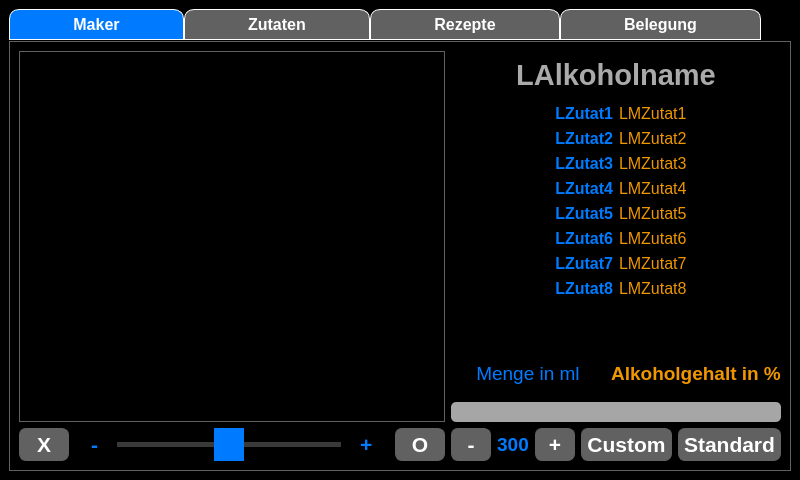
First picture: the form in Cocktailmanager_2.ui, repository AndreWohnsland/CocktailBerry, before the edit.
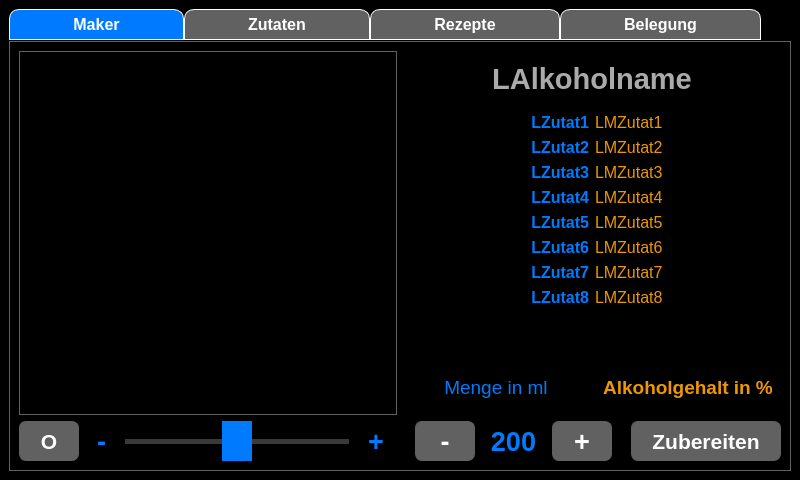
Second picture: the form after the edit.

The edit to the form file:
```diff
--- a/Cocktailmanager_2.ui
+++ b/Cocktailmanager_2.ui
@@ -101,6 +101,7 @@
 {
 	color: rgb(255, 255, 255);	
 	background-color: rgb(0, 123, 255);
+	border-color: rgb(0, 123, 255);
 }
 
 QPushButton:pressed
@@ -304,16 +305,10 @@
           <item>
            <layout class="QHBoxLayout" name="horizontalLayout_21">
             <item>
-             <widget class="QPushButton" name="PBabbrechen">
+             <widget class="QPushButton" name="PBSetnull">
               <property name="minimumSize">
                <size>
-                <width>50</width>
-                <height>0</height>
-               </size>
-              </property>
-              <property name="maximumSize">
-               <size>
-                <width>50</width>
+                <width>60</width>
                 <height>40</height>
                </size>
               </property>
@@ -324,16 +319,13 @@
                 <bold>true</bold>
                </font>
               </property>
-              <property name="styleSheet">
-               <string notr="true"/>
-              </property>
               <property name="text">
-               <string>X</string>
+               <string>O</string>
               </property>
              </widget>
             </item>
             <item>
-             <spacer name="horizontalSpacer_5">
+             <spacer name="horizontalSpacer_6">
               <property name="orientation">
                <enum>Qt::Horizontal</enum>
               </property>
@@ -349,7 +341,7 @@
              <widget class="QLabel" name="label_17">
               <property name="font">
                <font>
-                <pointsize>16</pointsize>
+                <pointsize>20</pointsize>
                 <weight>75</weight>
                 <bold>true</bold>
                </font>
@@ -369,7 +361,7 @@
               </property>
               <property name="maximumSize">
                <size>
-                <width>300</width>
+                <width>400</width>
                 <height>50</height>
                </size>
               </property>
@@ -407,7 +399,7 @@
              <widget class="QLabel" name="label_24">
               <property name="font">
                <font>
-                <pointsize>16</pointsize>
+                <pointsize>20</pointsize>
                 <weight>75</weight>
                 <bold>true</bold>
                </font>
@@ -418,7 +410,7 @@
              </widget>
             </item>
             <item>
-             <spacer name="horizontalSpacer_6">
+             <spacer name="horizontalSpacer_9">
               <property name="orientation">
                <enum>Qt::Horizontal</enum>
               </property>
@@ -430,26 +422,6 @@
               </property>
              </spacer>
             </item>
-            <item>
-             <widget class="QPushButton" name="PBSetnull">
-              <property name="minimumSize">
-               <size>
-                <width>50</width>
-                <height>0</height>
-               </size>
-              </property>
-              <property name="font">
-               <font>
-                <pointsize>16</pointsize>
-                <weight>75</weight>
-                <bold>true</bold>
-               </font>
-              </property>
-              <property name="text">
-               <string>O</string>
-              </property>
-             </widget>
-            </item>
            </layout>
           </item>
          </layout>
@@ -818,50 +790,38 @@
               </item>
              </layout>
             </item>
-            <item>
-             <widget class="QProgressBar" name="progressBar">
-              <property name="maximumSize">
-               <size>
-                <width>16777215</width>
-                <height>20</height>
-               </size>
-              </property>
-              <property name="value">
-               <number>0</number>
-              </property>
-              <property name="alignment">
-               <set>Qt::AlignCenter</set>
-              </property>
-              <property name="textVisible">
-               <bool>false</bool>
-              </property>
-              <property name="orientation">
-               <enum>Qt::Horizontal</enum>
-              </property>
-              <property name="format">
-               <string>%p%</string>
-              </property>
-             </widget>
-            </item>
             <item>
              <layout class="QHBoxLayout" name="horizontalLayout_7">
+              <item>
+               <spacer name="horizontalSpacer_5">
+                <property name="orientation">
+                 <enum>Qt::Horizontal</enum>
+                </property>
+                <property name="sizeHint" stdset="0">
+                 <size>
+                  <width>40</width>
+                  <height>20</height>
+                 </size>
+                </property>
+               </spacer>
+              </item>
               <item>
                <widget class="QPushButton" name="PBMminus">
                 <property name="minimumSize">
                  <size>
-                  <width>40</width>
-                  <height>0</height>
+                  <width>60</width>
+                  <height>40</height>
                  </size>
                 </property>
                 <property name="maximumSize">
                  <size>
                   <width>60</width>
-                  <height>16777215</height>
+                  <height>40</height>
                  </size>
                 </property>
                 <property name="font">
                  <font>
-                  <pointsize>16</pointsize>
+                  <pointsize>20</pointsize>
                   <weight>75</weight>
                   <bold>true</bold>
                  </font>
@@ -873,9 +833,15 @@
               </item>
               <item>
                <widget class="QLabel" name="LCustomMenge">
+                <property name="minimumSize">
+                 <size>
+                  <width>65</width>
+                  <height>0</height>
+                 </size>
+                </property>
                 <property name="font">
                  <font>
-                  <pointsize>14</pointsize>
+                  <pointsize>20</pointsize>
                   <weight>75</weight>
                   <bold>true</bold>
                  </font>
@@ -884,7 +850,7 @@
                  <number>1</number>
                 </property>
                 <property name="text">
-                 <string>300</string>
+                 <string>200</string>
                 </property>
                 <property name="alignment">
                  <set>Qt::AlignCenter</set>
@@ -895,19 +861,19 @@
                <widget class="QPushButton" name="PBMplus">
                 <property name="minimumSize">
                  <size>
-                  <width>40</width>
-                  <height>0</height>
+                  <width>60</width>
+                  <height>40</height>
                  </size>
                 </property>
                 <property name="maximumSize">
                  <size>
                   <width>60</width>
-                  <height>16777215</height>
+                  <height>40</height>
                  </size>
                 </property>
                 <property name="font">
                  <font>
-                  <pointsize>16</pointsize>
+                  <pointsize>20</pointsize>
                   <weight>75</weight>
                   <bold>true</bold>
                  </font>
@@ -917,32 +883,31 @@
                 </property>
                </widget>
               </item>
+              <item>
+               <spacer name="horizontalSpacer_8">
+                <property name="orientation">
+                 <enum>Qt::Horizontal</enum>
+                </property>
+                <property name="sizeHint" stdset="0">
+                 <size>
+                  <width>40</width>
+                  <height>20</height>
+                 </size>
+                </property>
+               </spacer>
+              </item>
               <item>
                <widget class="QPushButton" name="PBZubereiten_custom">
-                <property name="maximumSize">
+                <property name="minimumSize">
                  <size>
-                  <width>100</width>
-                  <height>16777215</height>
+                  <width>150</width>
+                  <height>40</height>
                  </size>
                 </property>
-                <property name="font">
-                 <font>
-                  <pointsize>16</pointsize>
-                  <weight>75</weight>
-                  <bold>true</bold>
-                 </font>
-                </property>
-                <property name="text">
-                 <string>Custom</string>
-                </property>
-               </widget>
-              </item>
-              <item>
-               <widget class="QPushButton" name="PBZubereiten">
                 <property name="maximumSize">
                  <size>
-                  <width>120</width>
-                  <height>16777215</height>
+                  <width>200</width>
+                  <height>40</height>
                  </size>
                 </property>
                 <property name="font">
@@ -953,7 +918,7 @@
                  </font>
                 </property>
                 <property name="text">
-                 <string>Standard</string>
+                 <string>Zubereiten</string>
                 </property>
                </widget>
               </item>
```
Left out of the diff: 6 changed lines with no effect on the pictures.
